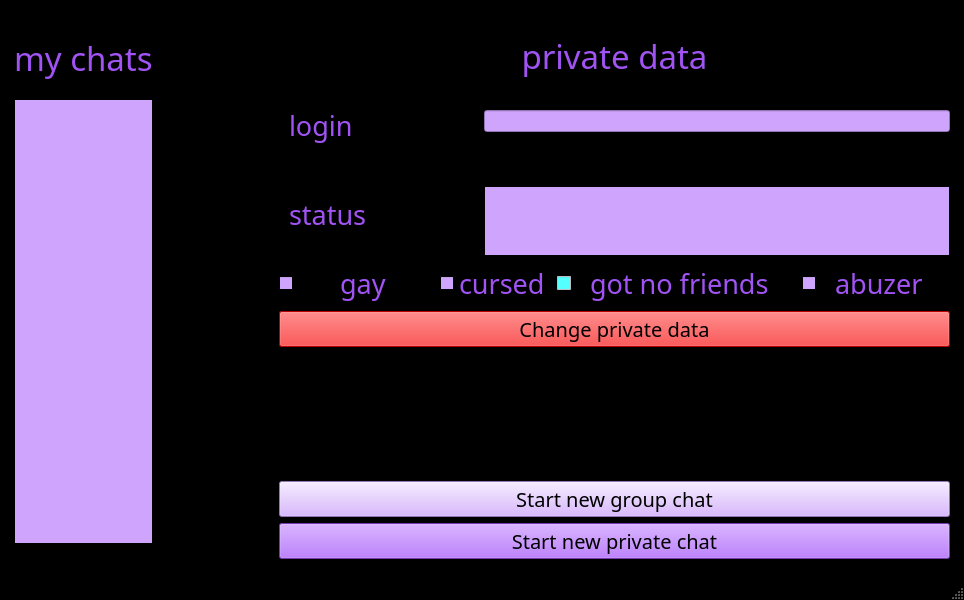
First picture: the form in Mainwindow.ui, repository lizlizardplease/client, before the edit.
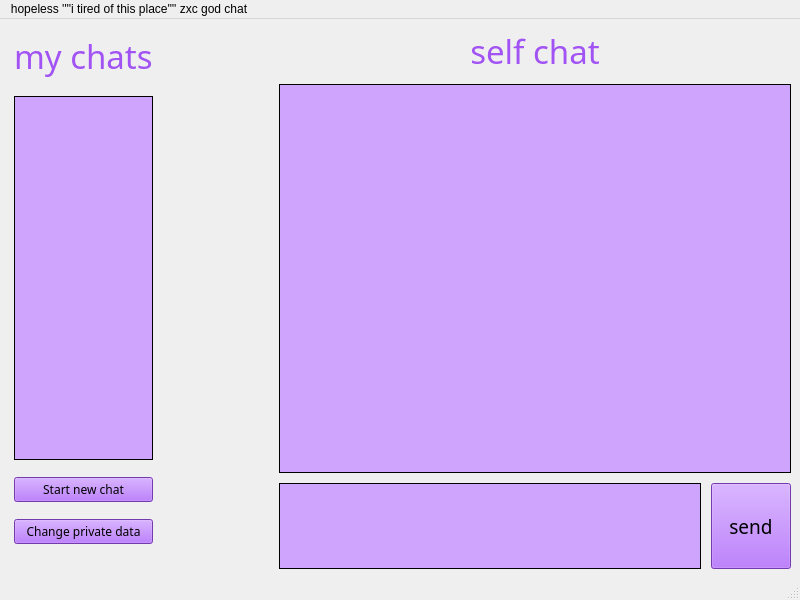
Second picture: the form after the edit.

```diff
--- a/Mainwindow.ui
+++ b/Mainwindow.ui
@@ -10,158 +10,104 @@
     <height>600</height>
    </rect>
   </property>
-  <property name="palette">
-   <palette>
-    <active>
-     <colorrole role="WindowText">
-      <brush brushstyle="SolidPattern">
-       <color alpha="255">
-        <red>161</red>
-        <green>83</green>
-        <blue>244</blue>
-       </color>
-      </brush>
-     </colorrole>
-     <colorrole role="Button">
-      <brush brushstyle="SolidPattern">
-       <color alpha="255">
-        <red>161</red>
-        <green>83</green>
-        <blue>244</blue>
-       </color>
-      </brush>
-     </colorrole>
-     <colorrole role="Base">
-      <brush brushstyle="SolidPattern">
-       <color alpha="255">
-        <red>206</red>
-        <green>164</green>
-        <blue>252</blue>
-       </color>
-      </brush>
-     </colorrole>
-     <colorrole role="Window">
-      <brush brushstyle="SolidPattern">
-       <color alpha="255">
-        <red>0</red>
-        <green>0</green>
-        <blue>0</blue>
-       </color>
-      </brush>
-     </colorrole>
-     <colorrole role="PlaceholderText">
-      <brush brushstyle="SolidPattern">
-       <color alpha="128">
-        <red>170</red>
-        <green>170</green>
-        <blue>255</blue>
-       </color>
-      </brush>
-     </colorrole>
-    </active>
-    <inactive>
-     <colorrole role="WindowText">
-      <brush brushstyle="SolidPattern">
-       <color alpha="255">
-        <red>161</red>
-        <green>83</green>
-        <blue>244</blue>
-       </color>
-      </brush>
-     </colorrole>
-     <colorrole role="Button">
-      <brush brushstyle="SolidPattern">
-       <color alpha="255">
-        <red>161</red>
-        <green>83</green>
-        <blue>244</blue>
-       </color>
-      </brush>
-     </colorrole>
-     <colorrole role="Base">
-      <brush brushstyle="SolidPattern">
-       <color alpha="255">
-        <red>206</red>
-        <green>164</green>
-        <blue>252</blue>
-       </color>
-      </brush>
-     </colorrole>
-     <colorrole role="Window">
-      <brush brushstyle="SolidPattern">
-       <color alpha="255">
-        <red>0</red>
-        <green>0</green>
-        <blue>0</blue>
-       </color>
-      </brush>
-     </colorrole>
-     <colorrole role="PlaceholderText">
-      <brush brushstyle="SolidPattern">
-       <color alpha="128">
-        <red>170</red>
-        <green>170</green>
-        <blue>255</blue>
-       </color>
-      </brush>
-     </colorrole>
-    </inactive>
-    <disabled>
-     <colorrole role="WindowText">
-      <brush brushstyle="SolidPattern">
-       <color alpha="255">
-        <red>120</red>
-        <green>120</green>
-        <blue>120</blue>
-       </color>
-      </brush>
-     </colorrole>
-     <colorrole role="Button">
-      <brush brushstyle="SolidPattern">
-       <color alpha="255">
-        <red>161</red>
-        <green>83</green>
-        <blue>244</blue>
-       </color>
-      </brush>
-     </colorrole>
-     <colorrole role="Base">
-      <brush brushstyle="SolidPattern">
-       <color alpha="255">
-        <red>0</red>
-        <green>0</green>
-        <blue>0</blue>
-       </color>
-      </brush>
-     </colorrole>
-     <colorrole role="Window">
-      <brush brushstyle="SolidPattern">
-       <color alpha="255">
-        <red>0</red>
-        <green>0</green>
-        <blue>0</blue>
-       </color>
-      </brush>
-     </colorrole>
-     <colorrole role="PlaceholderText">
-      <brush brushstyle="SolidPattern">
-       <color alpha="128">
-        <red>170</red>
-        <green>170</green>
-        <blue>255</blue>
-       </color>
-      </brush>
-     </colorrole>
-    </disabled>
-   </palette>
-  </property>
   <property name="windowTitle">
    <string>MainWindow</string>
   </property>
   <widget class="QWidget" name="centralwidget">
-   <layout class="QHBoxLayout" name="horizontalLayout_3">
+   <property name="palette">
+    <palette>
+     <active>
+      <colorrole role="Button">
+       <brush brushstyle="SolidPattern">
+        <color alpha="255">
+         <red>161</red>
+         <green>83</green>
+         <blue>244</blue>
+        </color>
+       </brush>
+      </colorrole>
+      <colorrole role="Base">
+       <brush brushstyle="SolidPattern">
+        <color alpha="255">
+         <red>206</red>
+         <green>164</green>
+         <blue>252</blue>
+        </color>
+       </brush>
+      </colorrole>
+      <colorrole role="Window">
+       <brush brushstyle="SolidPattern">
+        <color alpha="255">
+         <red>0</red>
+         <green>0</green>
+         <blue>0</blue>
+        </color>
+       </brush>
+      </colorrole>
+     </active>
+     <inactive>
+      <colorrole role="Button">
+       <brush brushstyle="SolidPattern">
+        <color alpha="255">
+         <red>161</red>
+         <green>83</green>
+         <blue>244</blue>
+        </color>
+       </brush>
+      </colorrole>
+      <colorrole role="Base">
+       <brush brushstyle="SolidPattern">
+        <color alpha="255">
+         <red>206</red>
+         <green>164</green>
+         <blue>252</blue>
+        </color>
+       </brush>
+      </colorrole>
+      <colorrole role="Window">
+       <brush brushstyle="SolidPattern">
+        <color alpha="255">
+         <red>0</red>
+         <green>0</green>
+         <blue>0</blue>
+        </color>
+       </brush>
+      </colorrole>
+     </inactive>
+     <disabled>
+      <colorrole role="Button">
+       <brush brushstyle="SolidPattern">
+        <color alpha="255">
+         <red>161</red>
+         <green>83</green>
+         <blue>244</blue>
+        </color>
+       </brush>
+      </colorrole>
+      <colorrole role="Base">
+       <brush brushstyle="SolidPattern">
+        <color alpha="255">
+         <red>0</red>
+         <green>0</green>
+         <blue>0</blue>
+        </color>
+       </brush>
+      </colorrole>
+      <colorrole role="Window">
+       <brush brushstyle="SolidPattern">
+        <color alpha="255">
+         <red>0</red>
+         <green>0</green>
+         <blue>0</blue>
+        </color>
+       </brush>
+      </colorrole>
+     </disabled>
+    </palette>
+   </property>
+   <layout class="QHBoxLayout" name="horizontalLayout" stretch="1,7">
     <item>
-     <layout class="QVBoxLayout" name="verticalLayout" stretch="1,9">
+     <layout class="QVBoxLayout" name="verticalLayout" stretch="0,0,0,0">
       <property name="spacing">
        <number>17</number>
       </property>
@@ -179,9 +125,46 @@
       </property>
       <item>
        <widget class="QLabel" name="label">
+        <property name="palette">
+         <palette>
+          <active>
+           <colorrole role="WindowText">
+            <brush brushstyle="SolidPattern">
+             <color alpha="255">
+              <red>161</red>
+              <green>83</green>
+              <blue>244</blue>
+             </color>
+            </brush>
+           </colorrole>
+          </active>
+          <inactive>
+           <colorrole role="WindowText">
+            <brush brushstyle="SolidPattern">
+             <color alpha="255">
+              <red>161</red>
+              <green>83</green>
+              <blue>244</blue>
+             </color>
+            </brush>
+           </colorrole>
+          </inactive>
+          <disabled>
+           <colorrole role="WindowText">
+            <brush brushstyle="SolidPattern">
+             <color alpha="255">
+              <red>120</red>
+              <green>120</green>
+              <blue>120</blue>
+             </color>
+            </brush>
+           </colorrole>
+          </disabled>
+         </palette>
+        </property>
         <property name="font">
          <font>
-          <family>Gill Sans MT Ext Condensed Bold</family>
+          <family>Old English Text MT</family>
           <pointsize>25</pointsize>
          </font>
         </property>
@@ -191,22 +174,43 @@
        </widget>
       </item>
       <item>
-       <widget class="QListView" name="online"/>
+       <widget class="QListWidget" name="listWidget"/>
+      </item>
+      <item>
+       <widget class="QPushButton" name="chat">
+        <property name="font">
+         <font>
+          <family>Gill Sans MT</family>
+         </font>
+        </property>
+        <property name="styleSheet">
+         <string notr="true">background: #A153F4;</string>
+        </property>
+        <property name="text">
+         <string>Start new chat</string>
+        </property>
+       </widget>
+      </item>
+      <item>
+       <widget class="QPushButton" name="data">
+        <property name="font">
+         <font>
+          <family>Gill Sans MT</family>
+         </font>
+        </property>
+        <property name="styleSheet">
+         <string notr="true">background: #A153F4;</string>
+        </property>
+        <property name="text">
+         <string>Change private data</string>
+        </property>
+       </widget>
       </item>
      </layout>
     </item>
     <item>
-     <layout class="QVBoxLayout" name="verticalLayout_4" stretch="1,4,1,1,3,0,3">
-      <property name="leftMargin">
-       <number>0</number>
-      </property>
-      <property name="topMargin">
-       <number>5</number>
-      </property>
-      <property name="rightMargin">
-       <number>5</number>
-      </property>
-      <property name="bottomMargin">
+     <layout class="QVBoxLayout" name="verticalLayout_2" stretch="1,9,2">
+      <property name="spacing">
        <number>10</number>
       </property>
       <item>
@@ -250,12 +254,12 @@
         </property>
         <property name="font">
          <font>
-          <family>Gill Sans MT Ext Condensed Bold</family>
+          <family>Old English Text MT</family>
           <pointsize>25</pointsize>
          </font>
         </property>
         <property name="text">
-         <string>private data</string>
+         <string>self chat</string>
         </property>
         <property name="alignment">
          <set>Qt::AlignCenter</set>
@@ -263,497 +267,37 @@
        </widget>
       </item>
       <item>
-       <layout class="QHBoxLayout" name="horizontalLayout" stretch="1,3">
-        <property name="spacing">
-         <number>40</number>
-        </property>
-        <property name="leftMargin">
-         <number>10</number>
-        </property>
-        <property name="topMargin">
-         <number>10</number>
-        </property>
-        <property name="rightMargin">
-         <number>0</number>
-        </property>
-        <item>
-         <layout class="QVBoxLayout" name="verticalLayout_2">
-          <item>
-           <widget class="QLabel" name="label_4">
-            <property name="font">
-             <font>
-              <family>Gill Sans MT Ext Condensed Bold</family>
-              <pointsize>20</pointsize>
-             </font>
-            </property>
-            <property name="text">
-             <string>login</string>
-            </property>
-           </widget>
-          </item>
-          <item>
-           <widget class="QLabel" name="label_3">
-            <property name="font">
-             <font>
-              <family>Gill Sans MT Ext Condensed Bold</family>
-              <pointsize>20</pointsize>
-             </font>
-            </property>
-            <property name="text">
-             <string>status</string>
-            </property>
-            <property name="alignment">
-             <set>Qt::AlignLeading|Qt::AlignLeft|Qt::AlignTop</set>
-            </property>
-           </widget>
-          </item>
-         </layout>
-        </item>
-        <item>
-         <layout class="QVBoxLayout" name="verticalLayout_3" stretch="1,1,1,3">
-          <item>
-           <spacer name="verticalSpacer_2">
-            <property name="orientation">
-             <enum>Qt::Vertical</enum>
-            </property>
-            <property name="sizeHint" stdset="0">
-             <size>
-              <width>20</width>
-              <height>40</height>
-             </size>
-            </property>
-           </spacer>
-          </item>
-          <item>
-           <widget class="QLineEdit" name="login">
-            <property name="styleSheet">
-             <string notr="true">background: #CEA4FC;</string>
-            </property>
-            <property name="readOnly">
-             <bool>true</bool>
-            </property>
-           </widget>
-          </item>
-          <item>
-           <spacer name="verticalSpacer">
-            <property name="orientation">
-             <enum>Qt::Vertical</enum>
-            </property>
-            <property name="sizeHint" stdset="0">
-             <size>
-              <width>20</width>
-              <height>40</height>
-             </size>
-            </property>
-           </spacer>
-          </item>
-          <item>
-           <widget class="QTextEdit" name="status"/>
-          </item>
-         </layout>
-        </item>
-       </layout>
+       <widget class="QTableView" name="tableView"/>
       </item>
       <item>
-       <layout class="QHBoxLayout" name="horizontalLayout_2">
+       <layout class="QHBoxLayout" name="horizontalLayout_2" stretch="7,1">
         <item>
-         <widget class="QCheckBox" name="gay">
-          <property name="font">
-           <font>
-            <family>Gill Sans MT Ext Condensed Bold</family>
-            <pointsize>20</pointsize>
-           </font>
-          </property>
-          <property name="text">
-           <string>      gay      </string>
-          </property>
-         </widget>
+         <widget class="QTextEdit" name="textEdit"/>
         </item>
         <item>
-         <widget class="QCheckBox" name="cursed">
-          <property name="font">
-           <font>
-            <family>Gill Sans MT Ext Condensed Bold</family>
-            <pointsize>20</pointsize>
-           </font>
+         <widget class="QPushButton" name="send">
+          <property name="sizePolicy">
+           <sizepolicy hsizetype="Expanding" vsizetype="Expanding">
+            <horstretch>0</horstretch>
+            <verstretch>0</verstretch>
+           </sizepolicy>
           </property>
-          <property name="text">
-           <string>cursed</string>
-          </property>
-         </widget>
-        </item>
-        <item>
-         <widget class="QCheckBox" name="gnf">
-          <property name="palette">
-           <palette>
-            <active>
-             <colorrole role="WindowText">
-              <brush brushstyle="SolidPattern">
-               <color alpha="255">
-                <red>161</red>
-                <green>83</green>
-                <blue>244</blue>
-               </color>
-              </brush>
-             </colorrole>
-             <colorrole role="Text">
-              <brush brushstyle="SolidPattern">
-               <color alpha="255">
-                <red>161</red>
-                <green>83</green>
-                <blue>244</blue>
-               </color>
-              </brush>
-             </colorrole>
-             <colorrole role="ButtonText">
-              <brush brushstyle="SolidPattern">
-               <color alpha="255">
-                <red>161</red>
-                <green>83</green>
-                <blue>244</blue>
-               </color>
-              </brush>
-             </colorrole>
-             <colorrole role="Base">
-              <brush brushstyle="SolidPattern">
-               <color alpha="255">
-                <red>85</red>
-                <green>255</green>
-                <blue>255</blue>
-               </color>
-              </brush>
-             </colorrole>
-             <colorrole role="AlternateBase">
-              <brush brushstyle="SolidPattern">
-               <color alpha="255">
-                <red>255</red>
-                <green>170</green>
-                <blue>255</blue>
-               </color>
-              </brush>
-             </colorrole>
-             <colorrole role="PlaceholderText">
-              <brush brushstyle="NoBrush">
-               <color alpha="128">
-                <red>161</red>
-                <green>83</green>
-                <blue>244</blue>
-               </color>
-              </brush>
-             </colorrole>
-            </active>
-            <inactive>
-             <colorrole role="WindowText">
-              <brush brushstyle="SolidPattern">
-               <color alpha="255">
-                <red>161</red>
-                <green>83</green>
-                <blue>244</blue>
-               </color>
-              </brush>
-             </colorrole>
-             <colorrole role="Text">
-              <brush brushstyle="SolidPattern">
-               <color alpha="255">
-                <red>161</red>
-                <green>83</green>
-                <blue>244</blue>
-               </color>
-              </brush>
-             </colorrole>
-             <colorrole role="ButtonText">
-              <brush brushstyle="SolidPattern">
-               <color alpha="255">
-                <red>161</red>
-                <green>83</green>
-                <blue>244</blue>
-               </color>
-              </brush>
-             </colorrole>
-             <colorrole role="Base">
-              <brush brushstyle="SolidPattern">
-               <color alpha="255">
-                <red>85</red>
-                <green>255</green>
-                <blue>255</blue>
-               </color>
-              </brush>
-             </colorrole>
-             <colorrole role="AlternateBase">
-              <brush brushstyle="SolidPattern">
-               <color alpha="255">
-                <red>255</red>
-                <green>170</green>
-                <blue>255</blue>
-               </color>
-              </brush>
-             </colorrole>
-             <colorrole role="PlaceholderText">
-              <brush brushstyle="NoBrush">
-               <color alpha="128">
-                <red>161</red>
-                <green>83</green>
-                <blue>244</blue>
-               </color>
-              </brush>
-             </colorrole>
-            </inactive>
-            <disabled>
-             <colorrole role="WindowText">
-              <brush brushstyle="SolidPattern">
-               <color alpha="255">
-                <red>161</red>
-                <green>83</green>
-                <blue>244</blue>
-               </color>
-              </brush>
-             </colorrole>
-             <colorrole role="Text">
-              <brush brushstyle="SolidPattern">
-               <color alpha="255">
-                <red>161</red>
-                <green>83</green>
-                <blue>244</blue>
-               </color>
-              </brush>
-             </colorrole>
-             <colorrole role="ButtonText">
-              <brush brushstyle="SolidPattern">
-               <color alpha="255">
-                <red>161</red>
-                <green>83</green>
-                <blue>244</blue>
-               </color>
-              </brush>
-             </colorrole>
-             <colorrole role="Base">
-              <brush brushstyle="SolidPattern">
-               <color alpha="255">
-                <red>0</red>
-                <green>0</green>
-                <blue>0</blue>
-               </color>
-              </brush>
-             </colorrole>
-             <colorrole role="AlternateBase">
-              <brush brushstyle="SolidPattern">
-               <color alpha="255">
-                <red>255</red>
-                <green>170</green>
-                <blue>255</blue>
-               </color>
-              </brush>
-             </colorrole>
-             <colorrole role="PlaceholderText">
-              <brush brushstyle="NoBrush">
-               <color alpha="128">
-                <red>161</red>
-                <green>83</green>
-                <blue>244</blue>
-               </color>
-              </brush>
-             </colorrole>
-            </disabled>
-           </palette>
-          </property>
           <property name="font">
            <font>
-            <family>Gill Sans MT Ext Condensed Bold</family>
-            <pointsize>20</pointsize>
+            <family>Gill Sans MT</family>
+            <pointsize>14</pointsize>
            </font>
           </property>
           <property name="styleSheet">
-           <string notr="true">color: #A153F4;</string>
+           <string notr="true">background: #A153F4;</string>
           </property>
           <property name="text">
-           <string>  got no friends   </string>
-          </property>
-         </widget>
-        </item>
-        <item>
-         <widget class="QCheckBox" name="abuzer">
-          <property name="font">
-           <font>
-            <family>Gill Sans MT Ext Condensed Bold</family>
-            <pointsize>20</pointsize>
-           </font>
-          </property>
-          <property name="text">
-           <string>  abuzer   </string>
+           <string>send</string>
           </property>
          </widget>
         </item>
        </layout>
       </item>
-      <item>
-       <widget class="QPushButton" name="change">
-        <property name="palette">
-         <palette>
-          <active>
-           <colorrole role="Button">
-            <brush brushstyle="SolidPattern">
-             <color alpha="255">
-              <red>255</red>
-              <green>0</green>
-              <blue>0</blue>
-             </color>
-            </brush>
-           </colorrole>
-           <colorrole role="Base">
-            <brush brushstyle="SolidPattern">
-             <color alpha="255">
-              <red>255</red>
-              <green>0</green>
-              <blue>0</blue>
-             </color>
-            </brush>
-           </colorrole>
-           <colorrole role="Window">
-            <brush brushstyle="SolidPattern">
-             <color alpha="255">
-              <red>255</red>
-              <green>0</green>
-              <blue>0</blue>
-             </color>
-            </brush>
-           </colorrole>
-          </active>
-          <inactive>
-           <colorrole role="Button">
-            <brush brushstyle="SolidPattern">
-             <color alpha="255">
-              <red>255</red>
-              <green>0</green>
-              <blue>0</blue>
-             </color>
-            </brush>
-           </colorrole>
-           <colorrole role="Base">
-            <brush brushstyle="SolidPattern">
-             <color alpha="255">
-              <red>255</red>
-              <green>0</green>
-              <blue>0</blue>
-             </color>
-            </brush>
-           </colorrole>
-           <colorrole role="Window">
-            <brush brushstyle="SolidPattern">
-             <color alpha="255">
-              <red>255</red>
-              <green>0</green>
-              <blue>0</blue>
-             </color>
-            </brush>
-           </colorrole>
-          </inactive>
-          <disabled>
-           <colorrole role="Button">
-            <brush brushstyle="SolidPattern">
-             <color alpha="255">
-              <red>255</red>
-              <green>0</green>
-              <blue>0</blue>
-             </color>
-            </brush>
-           </colorrole>
-           <colorrole role="Base">
-            <brush brushstyle="SolidPattern">
-             <color alpha="255">
-              <red>255</red>
-              <green>0</green>
-              <blue>0</blue>
-             </color>
-            </brush>
-           </colorrole>
-           <colorrole role="Window">
-            <brush brushstyle="SolidPattern">
-             <color alpha="255">
-              <red>255</red>
-              <green>0</green>
-              <blue>0</blue>
-             </color>
-            </brush>
-           </colorrole>
-          </disabled>
-         </palette>
-        </property>
-        <property name="font">
-         <font>
-          <family>Gill Sans MT Ext Condensed Bold</family>
-          <pointsize>15</pointsize>
-          <stylestrategy>PreferAntialias</stylestrategy>
-         </font>
-        </property>
-        <property name="contextMenuPolicy">
-         <enum>Qt::PreventContextMenu</enum>
-        </property>
-        <property name="styleSheet">
-         <string notr="true">radius: 20;
-background: red;</string>
-        </property>
-        <property name="text">
-         <string>Change private data</string>
-        </property>
-        <property name="autoDefault">
-         <bool>false</bool>
-        </property>
-        <property name="default">
-         <bool>false</bool>
-        </property>
-        <property name="flat">
-         <bool>false</bool>
-        </property>
-       </widget>
-      </item>
-      <item>
-       <spacer name="verticalSpacer_3">
-        <property name="orientation">
-         <enum>Qt::Vertical</enum>
-        </property>
-        <property name="sizeHint" stdset="0">
-         <size>
-          <width>20</width>
-          <height>40</height>
-         </size>
-        </property>
-       </spacer>
-      </item>
-      <item>
-       <widget class="QPushButton" name="group_chat">
-        <property name="font">
-         <font>
-          <family>Gill Sans MT Ext Condensed Bold</family>
-          <pointsize>15</pointsize>
-         </font>
-        </property>
-        <property name="styleSheet">
-         <string notr="true">background: #CEA4FC</string>
-        </property>
-        <property name="text">
-         <string>Start new group chat</string>
-        </property>
-       </widget>
-      </item>
-      <item>
-       <widget class="QPushButton" name="pushButton">
-        <property name="enabled">
-         <bool>true</bool>
-        </property>
-        <property name="font">
-         <font>
-          <family>Gill Sans MT Ext Condensed Bold</family>
-          <pointsize>15</pointsize>
-         </font>
-        </property>
-        <property name="styleSheet">
-         <string notr="true">background: #A153F4</string>
-        </property>
-        <property name="text">
-         <string>Start new private chat</string>
-        </property>
-       </widget>
-      </item>
      </layout>
     </item>
    </layout>
```
